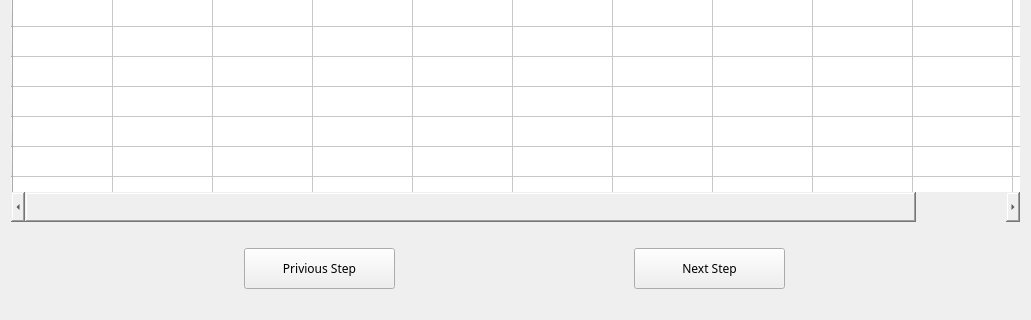
tahyuu/glove_test, file Ui/sample_list.ui: the form before one commit; both pictures show x 0 to 1031 and y 367 to 687 of the 1031 by 687 pixel window.
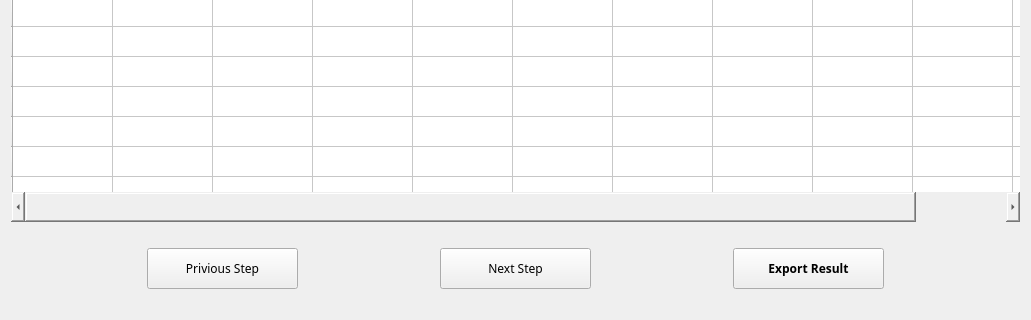
The form after the commit.

Commit message: update pdf create program

What changed in the file:
```diff
--- a/Ui/sample_list.ui
+++ b/Ui/sample_list.ui
@@ -70,6 +70,26 @@
        </property>
       </widget>
      </item>
+     <item>
+      <widget class="QPushButton" name="pushButton">
+       <property name="maximumSize">
+        <size>
+         <width>151</width>
+         <height>41</height>
+        </size>
+       </property>
+       <property name="font">
+        <font>
+         <family>Arial Black</family>
+         <weight>75</weight>
+         <bold>true</bold>
+        </font>
+       </property>
+       <property name="text">
+        <string>Export Result</string>
+       </property>
+      </widget>
+     </item>
     </layout>
    </item>
    <item row="0" column="0">
```
Left out of the diff: 30 changed lines with no effect on the pictures. The commit also changes 2 other files.
